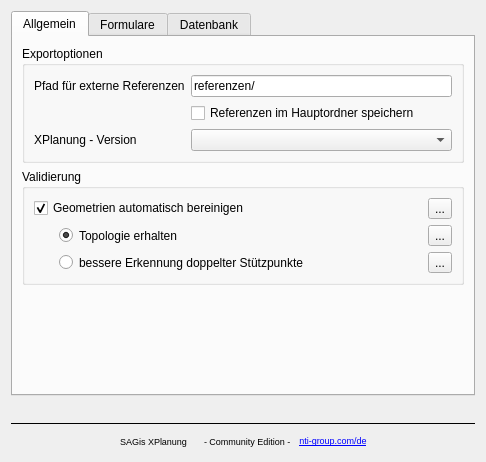
Old version of the form src/SAGisXPlanung/ui/settings.ui in the repository nti-de/SAGisXPlanung.
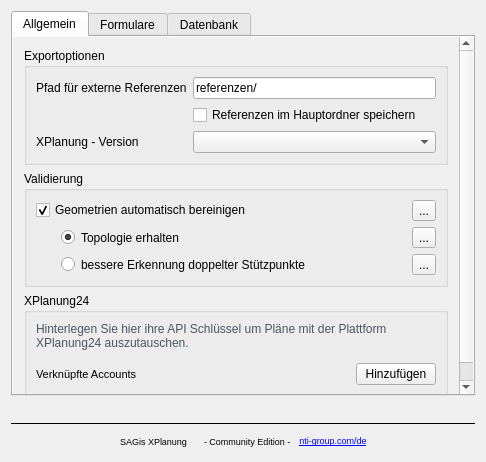
New version of the form. The open tabs and pages were chosen to show the change. Custom widgets are drawn as their Qt base class.

Commit message: refactor and xplan24 api settings ui

The edit to the form file:
```diff
--- a/src/SAGisXPlanung/ui/settings.ui
+++ b/src/SAGisXPlanung/ui/settings.ui
@@ -30,8 +30,77 @@
        <string>Allgemeine Einstellungen</string>
       </attribute>
       <layout class="QVBoxLayout" name="verticalLayout_2">
+       <property name="spacing">
+        <number>0</number>
+       </property>
+       <property name="leftMargin">
+        <number>0</number>
+       </property>
+       <property name="topMargin">
+        <number>0</number>
+       </property>
+       <property name="rightMargin">
+        <number>0</number>
+       </property>
+       <property name="bottomMargin">
+        <number>0</number>
+       </property>
        <item>
-        <widget class="QGroupBox" name="groupBox_2">
+        <widget class="QScrollArea" name="scrollArea">
+         <property name="sizePolicy">
+          <sizepolicy hsizetype="MinimumExpanding" vsizetype="Expanding">
+           <horstretch>0</horstretch>
+           <verstretch>0</verstretch>
+          </sizepolicy>
+         </property>
+         <property name="frameShape">
+          <enum>QFrame::NoFrame</enum>
+         </property>
+         <property name="frameShadow">
+          <enum>QFrame::Plain</enum>
+         </property>
+         <property name="horizontalScrollBarPolicy">
+          <enum>Qt::ScrollBarAlwaysOff</enum>
+         </property>
+         <property name="sizeAdjustPolicy">
+          <enum>QAbstractScrollArea::AdjustToContents</enum>
+         </property>
+         <property name="widgetResizable">
+          <bool>true</bool>
+         </property>
+         <widget class="QWidget" name="scrollAreaWidgetContents">
+          <property name="geometry">
+           <rect>
+            <x>0</x>
+            <y>-81</y>
+            <width>437</width>
+            <height>428</height>
+           </rect>
+          </property>
+          <property name="sizePolicy">
+           <sizepolicy hsizetype="Ignored" vsizetype="Preferred">
+            <horstretch>0</horstretch>
+            <verstretch>0</verstretch>
+           </sizepolicy>
+          </property>
+          <property name="autoFillBackground">
+           <bool>true</bool>
+          </property>
+          <layout class="QVBoxLayout" name="verticalLayout_8">
+           <property name="leftMargin">
+            <number>11</number>
+           </property>
+           <property name="topMargin">
+            <number>11</number>
+           </property>
+           <property name="rightMargin">
+            <number>11</number>
+           </property>
+           <property name="bottomMargin">
+            <number>11</number>
+           </property>
+           <item>
+            <widget class="QGroupBox" name="export_options_group">
          <property name="sizePolicy">
           <sizepolicy hsizetype="Preferred" vsizetype="Maximum">
            <horstretch>0</horstretch>
@@ -164,17 +233,91 @@
         </widget>
        </item>
        <item>
-        <spacer name="verticalSpacer">
-         <property name="orientation">
-          <enum>Qt::Vertical</enum>
-         </property>
-         <property name="sizeHint" stdset="0">
-          <size>
-           <width>20</width>
-           <height>40</height>
-          </size>
-         </property>
-        </spacer>
+            <widget class="QGroupBox" name="xplan24_group">
+             <property name="sizePolicy">
+              <sizepolicy hsizetype="Preferred" vsizetype="Preferred">
+               <horstretch>0</horstretch>
+               <verstretch>0</verstretch>
+              </sizepolicy>
+             </property>
+             <property name="title">
+              <string>XPlanung24</string>
+             </property>
+             <layout class="QVBoxLayout" name="verticalLayout_9">
+              <item>
+               <widget class="QLabel" name="label_17">
+                <property name="styleSheet">
+                 <string notr="true">color: #4b5563;</string>
+                </property>
+                <property name="text">
+                 <string>Hinterlegen Sie hier ihre API Schlüssel um Pläne mit der Plattform XPlanung24 auszutauschen.</string>
+                </property>
+                <property name="wordWrap">
+                 <bool>true</bool>
+                </property>
+               </widget>
+              </item>
+              <item>
+               <layout class="QHBoxLayout" name="horizontalLayout_9">
+                <property name="topMargin">
+                 <number>7</number>
+                </property>
+                <item>
+                 <widget class="QLabel" name="add_account_title">
+                  <property name="sizePolicy">
+                   <sizepolicy hsizetype="MinimumExpanding" vsizetype="Preferred">
+                    <horstretch>0</horstretch>
+                    <verstretch>0</verstretch>
+                   </sizepolicy>
+                  </property>
+                  <property name="font">
+                   <font>
+                    <pointsize>8</pointsize>
+                    <weight>50</weight>
+                    <bold>false</bold>
+                   </font>
+                  </property>
+                  <property name="text">
+                   <string>Verknüpfte Accounts</string>
+                  </property>
+                 </widget>
+                </item>
+                <item>
+                 <widget class="QPushButton" name="add_account_button">
+                  <property name="text">
+                   <string>Hinzufügen</string>
+                  </property>
+                  <property name="autoDefault">
+                   <bool>false</bool>
+                  </property>
+                 </widget>
+                </item>
+               </layout>
+              </item>
+              <item>
+               <widget class="QStackedWidget" name="xplan24_page_stack">
+                <property name="sizePolicy">
+                 <sizepolicy hsizetype="Preferred" vsizetype="Maximum">
+                  <horstretch>0</horstretch>
+                  <verstretch>0</verstretch>
+                 </sizepolicy>
+                </property>
+                <property name="frameShape">
+                 <enum>QFrame::NoFrame</enum>
+                </property>
+                <property name="currentIndex">
+                 <number>0</number>
+                </property>
+                <widget class="QWidget" name="view_page"/>
+                <widget class="QWidget" name="add_page"/>
+               </widget>
+              </item>
+             </layout>
+            </widget>
+           </item>
+          </layout>
+         </widget>
+        </widget>
        </item>
       </layout>
      </widget>
@@ -713,6 +856,17 @@
    <header>SAGisXPlanung/gui/widgets.h</header>
    <container>1</container>
   </customwidget>
+  <customwidget>
+   <class>ElideLabel</class>
+   <extends>QLabel</extends>
+   <header>SAGisXPlanung/gui/widgets.h</header>
+  </customwidget>
+  <customwidget>
+   <class>CommonConfigPage</class>
+   <extends>QWidget</extends>
+   <header>SAGisXPlanung/gui/widgets.h</header>
+   <container>1</container>
+  </customwidget>
  </customwidgets>
  <resources/>
  <connections/>
```
Left out of the diff: 10 changed lines with no effect on the pictures. Lines whose indentation alone changed are shown as unchanged. The commit also changes 8 other files.
